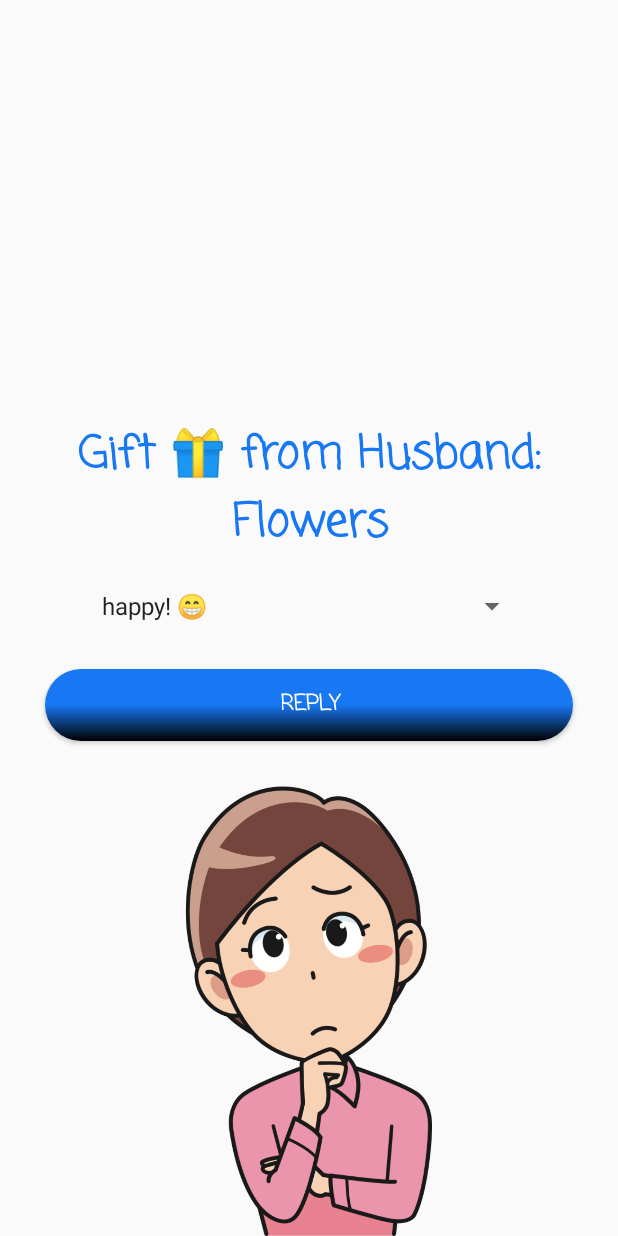
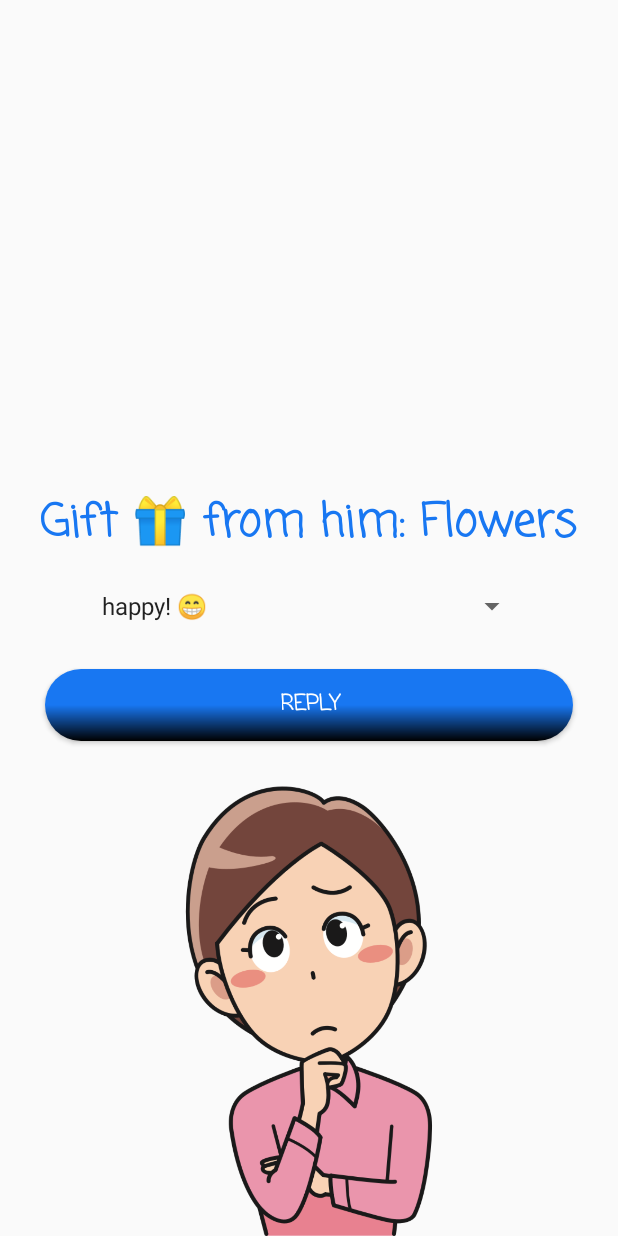
Before and after one commit to Shoojan/SmileBook, an Android app: the HusbandActivity screen opened directly, with no data from a screen before it, after a tap on "SEND GIFT", on a phone screen of 412 x 824 dp. Run offline under Robolectric (Android 15) with nearby library versions, the phone set to English and light mode, and no system bars.

Commit message:
Code refactoring

```diff
--- a/app/src/main/java/com/example/smilebook/MainActivity.java
+++ b/app/src/main/java/com/example/smilebook/MainActivity.java
@@ -27,6 +27,11 @@ public class MainActivity extends AppCompatActivity {
             v.setPadding(systemBars.left, systemBars.top, systemBars.right, systemBars.bottom);
             return insets;
         });
+    }
+
+    @Override
+    protected void onResume() {
+        super.onResume();
 
         Intent intent = getIntent();
         String profileName = intent.getStringExtra(Constant.PROFILE_NAME);
@@ -42,5 +47,4 @@ public class MainActivity extends AppCompatActivity {
             startActivity(husbandIntent);
         });
     }
-
 }
--- a/app/src/main/java/com/example/smilebook/constants/Constant.java
+++ b/app/src/main/java/com/example/smilebook/constants/Constant.java
@@ -3,5 +3,6 @@ package com.example.smilebook.constants;
 public class Constant {
     public static final String PROFILE_NAME = "PROFILE-NAME";
     public static final String GIFT = "GIFT";
+    public static final String GIFT_RESPONSE = "GIFT-RESPONSE";
     public static final int GIFT_SEND_CODE  = 1;
 }
--- a/app/src/main/java/com/example/smilebook/husbandwife/HusbandActivity.java
+++ b/app/src/main/java/com/example/smilebook/husbandwife/HusbandActivity.java
@@ -1,5 +1,6 @@
 package com.example.smilebook.husbandwife;
 
+import android.app.Activity;
 import android.content.Intent;
 import android.os.Bundle;
 import android.view.View;
@@ -10,6 +11,10 @@ import android.widget.Spinner;
 import android.widget.Toast;
 
 import androidx.activity.EdgeToEdge;
+import androidx.activity.result.ActivityResult;
+import androidx.activity.result.ActivityResultCallback;
+import androidx.activity.result.ActivityResultLauncher;
+import androidx.activity.result.contract.ActivityResultContracts;
 import androidx.annotation.Nullable;
 import androidx.appcompat.app.AppCompatActivity;
 import androidx.core.graphics.Insets;
@@ -24,8 +29,23 @@ public class HusbandActivity extends AppCompatActivity {
     // List of gifts
     private final String[] gifts = {"Flowers", "Chocolate", "Jewelry", "Book", "Perfume"};
 
-    private static final int REQUEST_CODE = 1;
     private String selectedGift;
+
+    private Spinner giftsSpinner;
+
+    private final ActivityResultLauncher<Intent> activityResultLauncher = registerForActivityResult(
+            new ActivityResultContracts.StartActivityForResult(),
+            new ActivityResultCallback<ActivityResult>() {
+                @Override
+                public void onActivityResult(ActivityResult result) {
+                    if (result.getResultCode() == Activity.RESULT_OK) {
+                        Intent data = result.getData();
+                        String resultValue = data.getStringExtra(Constant.GIFT_RESPONSE);
+
+                        Toast.makeText(HusbandActivity.this, "She is " + resultValue, Toast.LENGTH_LONG).show();
+                    }
+                }
+            });
 
     @Override
     protected void onCreate(Bundle savedInstanceState) {
@@ -38,13 +58,20 @@ public class HusbandActivity extends AppCompatActivity {
             return insets;
         });
 
-        Spinner giftsSpinner = findViewById(R.id.giftsSpinner);
-        Button giftSendBtn = findViewById(R.id.giftSendBtn);
+        giftsSpinner = findViewById(R.id.giftsSpinner);
 
         // Setting up the Spinner
         ArrayAdapter<String> adapter = new ArrayAdapter<>(this, android.R.layout.simple_spinner_item, this.gifts);
         adapter.setDropDownViewResource(android.R.layout.simple_spinner_dropdown_item);
         giftsSpinner.setAdapter(adapter);
+
+    }
+
+    @Override
+    protected void onResume() {
+        super.onResume();
+
+        Button giftSendBtn = findViewById(R.id.giftSendBtn);
 
         // Listener for Spinner selection
         giftsSpinner.setOnItemSelectedListener(new AdapterView.OnItemSelectedListener() {
@@ -63,16 +90,19 @@ public class HusbandActivity extends AppCompatActivity {
             Intent intent = new Intent(HusbandActivity.this, WifeActivity.class);
             intent.putExtra(Constant.GIFT, selectedGift);
             startActivityForResult(intent, Constant.GIFT_SEND_CODE);
+
+            //            activityResultLauncher.launch(intent);
         });
     }
 
     @Override
     protected void onActivityResult(int requestCode, int resultCode, @Nullable Intent data) {
         super.onActivityResult(requestCode, resultCode, data);
-        if (requestCode == REQUEST_CODE && resultCode == RESULT_OK && data != null) {
-            String response = data.getStringExtra("response");
+        if (requestCode == Constant.GIFT_SEND_CODE && resultCode == RESULT_OK && data != null) {
+            String response = data.getStringExtra(Constant.GIFT_RESPONSE);
             // Display response in any suitable way, for example, in a Toast
             Toast.makeText(HusbandActivity.this, response, Toast.LENGTH_LONG).show();
         }
     }
+
 }
--- a/app/src/main/java/com/example/smilebook/husbandwife/WifeActivity.java
+++ b/app/src/main/java/com/example/smilebook/husbandwife/WifeActivity.java
@@ -31,6 +31,11 @@ public class WifeActivity extends AppCompatActivity {
             v.setPadding(systemBars.left, systemBars.top, systemBars.right, systemBars.bottom);
             return insets;
         });
+    }
+
+    @Override
+    protected void onResume() {
+        super.onResume();
 
         TextView giftMessage = findViewById(R.id.giftMessage);
         Spinner replySpinner = findViewById(R.id.replySpinner);
@@ -41,7 +46,7 @@ public class WifeActivity extends AppCompatActivity {
         // Retrieve the gift from HusbandActivity
         Intent intent = getIntent();
         String gift = intent.getStringExtra(Constant.GIFT);
-        giftMessage.setText("Gift 🎁 from Husband: " + gift);
+        giftMessage.setText("Gift 🎁 from him: " + gift);
 
         // Determine the response based on the gift
         replySpinner.setOnItemSelectedListener(new AdapterView.OnItemSelectedListener() {
@@ -59,7 +64,7 @@ public class WifeActivity extends AppCompatActivity {
         // Reply to HusbandActivity
         replyBtn.setOnClickListener(view -> {
             Intent resultIntent = new Intent();
-            resultIntent.putExtra("response", response);
+            resultIntent.putExtra(Constant.GIFT_RESPONSE, response);
             setResult(RESULT_OK, resultIntent);
             finish(); // Ends WifeActivity and returns to HusbandActivity
         });
```
Also changed, not shown: app/src/main/java/com/example/smilebook/LoginActivity.java (+5 -2 lines).
